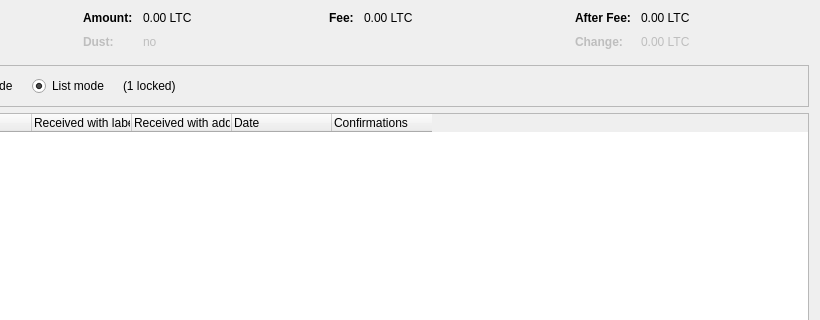
The window that src/qt/forms/coincontroldialog.ui (maximcoin-project/maximcoin) describes before a commit, drawn with Qt 5; both pictures show x 180 to 1000 and y 0 to 320 of the 1000 by 500 pixel window.
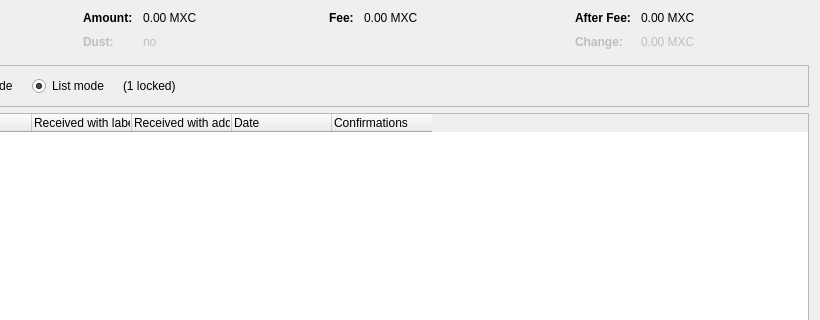
The same window after the commit. Custom widgets are drawn as their Qt base class.

The edit to the form file:
```diff
--- a/src/qt/forms/coincontroldialog.ui
+++ b/src/qt/forms/coincontroldialog.ui
@@ -132,7 +132,7 @@
           <enum>Qt::ActionsContextMenu</enum>
          </property>
          <property name="text">
-          <string notr="true">0.00 LTC</string>
+          <string notr="true">0.00 MXC</string>
          </property>
          <property name="textInteractionFlags">
           <set>Qt::LinksAccessibleByMouse|Qt::TextSelectableByKeyboard|Qt::TextSelectableByMouse</set>
@@ -212,7 +212,7 @@
           <enum>Qt::ActionsContextMenu</enum>
          </property>
          <property name="text">
-          <string notr="true">0.00 LTC</string>
+          <string notr="true">0.00 MXC</string>
          </property>
          <property name="textInteractionFlags">
           <set>Qt::LinksAccessibleByMouse|Qt::TextSelectableByKeyboard|Qt::TextSelectableByMouse</set>
@@ -257,7 +257,7 @@
           <enum>Qt::ActionsContextMenu</enum>
          </property>
          <property name="text">
-          <string notr="true">0.00 LTC</string>
+          <string notr="true">0.00 MXC</string>
          </property>
          <property name="textInteractionFlags">
           <set>Qt::LinksAccessibleByMouse|Qt::TextSelectableByKeyboard|Qt::TextSelectableByMouse</set>
@@ -292,7 +292,7 @@
           <enum>Qt::ActionsContextMenu</enum>
          </property>
          <property name="text">
-          <string notr="true">0.00 LTC</string>
+          <string notr="true">0.00 MXC</string>
          </property>
          <property name="textInteractionFlags">
           <set>Qt::LinksAccessibleByMouse|Qt::TextSelectableByKeyboard|Qt::TextSelectableByMouse</set>
```
